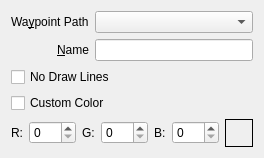
Above: qtfred/ui/WaypointEditorDialog.ui from wookieejedi/fs2open.github.com before the change. Below: the same form after it.
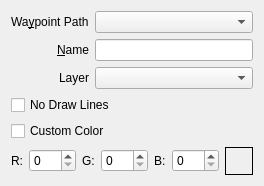
That is the form after the change.

Commit message:
QtFred layer dropdowns in object dialogs (#7385)
* layer dropdowns in object dialogs

* fix rebase issue

* silence Claude

Patch:
```diff
--- a/qtfred/ui/WaypointEditorDialog.ui
+++ b/qtfred/ui/WaypointEditorDialog.ui
@@ -60,21 +60,21 @@
        <item row="1" column="1">
         <widget class="QLineEdit" name="nameEdit"/>
        </item>
-       <item row="2" column="0" colspan="2">
+       <item row="3" column="0" colspan="2">
         <widget class="QCheckBox" name="noDrawLinesCheck">
          <property name="text">
           <string>No Draw Lines</string>
          </property>
         </widget>
        </item>
-       <item row="3" column="0" colspan="2">
+       <item row="4" column="0" colspan="2">
         <widget class="QCheckBox" name="customColorCheck">
          <property name="text">
           <string>Custom Color</string>
          </property>
         </widget>
        </item>
-       <item row="4" column="0" colspan="2">
+       <item row="5" column="0" colspan="2">
         <layout class="QHBoxLayout" name="colorLayout">
          <item>
           <widget class="QLabel" name="colorRLabel">
@@ -136,6 +136,23 @@
          </item>
         </layout>
        </item>
+       <item row="2" column="0">
+        <widget class="QLabel" name="layerLabel">
+         <property name="text">
+          <string>Layer</string>
+         </property>
+        </widget>
+       </item>
+       <item row="2" column="1">
+        <widget class="QComboBox" name="layerCombo">
+         <property name="sizePolicy">
+          <sizepolicy hsizetype="Expanding" vsizetype="Fixed">
+           <horstretch>0</horstretch>
+           <verstretch>0</verstretch>
+          </sizepolicy>
+         </property>
+        </widget>
+       </item>
       </layout>
      </item>
     </layout>
```
The commit also changes 20 other files.
